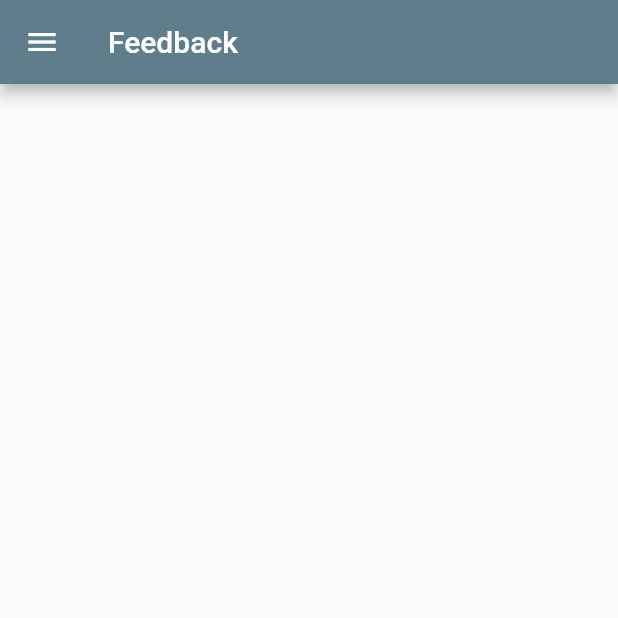
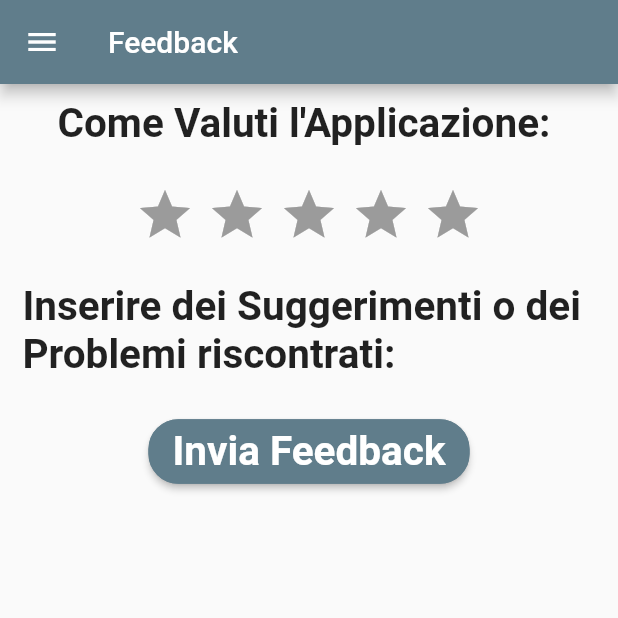
Before and after one commit to Progxy/fdmApp, a Flutter app: the FeedBack screen opened by its route, on a phone screen of 412 x 824 dp, the top half of it. Run offline on Flutter 3.47's test engine with Material 2 defaults, Android fonts, the phone set to English and light mode, and no system bars; drawn by our look-alikes of flutter_rating_bar; our stand-ins replace bordered_text, carousel_slider, form_field_validator, intl_phone_field.

Commit message:
added feedback

```diff
--- a/lib/screens/feedback.dart
+++ b/lib/screens/feedback.dart
@@ -1,9 +1,18 @@
 import 'package:flutter/material.dart';
+import 'package:flutter_rating_bar/flutter_rating_bar.dart';
 
 import 'home/mainDrawer.dart';
 
-class FeedBack extends StatelessWidget {
+class FeedBack extends StatefulWidget {
   static const String routeName = "/feedback";
+
+  @override
+  _FeedBackState createState() => _FeedBackState();
+}
+
+class _FeedBackState extends State<FeedBack> {
+  double rating_value;
+
   @override
   Widget build(BuildContext context) {
     return Scaffold(
@@ -11,6 +20,93 @@ class FeedBack extends StatelessWidget {
         title: Text("Feedback"),
       ),
       drawer: MainDrawer(),
+      body: Column(
+        mainAxisAlignment: MainAxisAlignment.start,
+        crossAxisAlignment: CrossAxisAlignment.start,
+        children: [
+          Center(
+            child: Padding(
+              padding: const EdgeInsets.only(
+                top: 10,
+              ),
+              child: Text(
+                "Come Valuti l'Applicazione: ",
+                style: TextStyle(
+                  fontSize: 27,
+                  fontWeight: FontWeight.w600,
+                ),
+              ),
+            ),
+          ),
+          Padding(
+            padding: const EdgeInsets.only(
+              top: 25,
+            ),
+            child: Center(
+              child: RatingBar.builder(
+                initialRating: 0,
+                minRating: 0,
+                direction: Axis.horizontal,
+                allowHalfRating: true,
+                itemCount: 5,
+                itemPadding: EdgeInsets.symmetric(horizontal: 4.0),
+                itemBuilder: (context, _) => Icon(
+                  Icons.star,
+                  color: Colors.amber,
+                ),
+                onRatingUpdate: (rating) {
+                  rating_value = rating;
+                },
+              ),
+            ),
+          ),
+          Center(
+            child: Padding(
+              padding: const EdgeInsets.only(
+                top: 25,
+                left: 15,
+              ),
+              child: Text(
+                "Inserire dei Suggerimenti o dei Problemi riscontrati: ",
+                style: TextStyle(
+                  fontSize: 27,
+                  fontWeight: FontWeight.w600,
+                ),
+              ),
+            ),
+          ),
+          Padding(
+            padding: const EdgeInsets.only(
+              top: 25,
+            ),
+            child: Center(
+              child: ButtonTheme(
+                height: 43.0,
+                child: RaisedButton(
+                  shape: RoundedRectangleBorder(
+                    borderRadius: BorderRadius.circular(20.0),
+                    side: BorderSide(
+                      color: Colors.blueGrey,
+                    ),
+                  ),
+                  color: Colors.blueGrey,
+                  onPressed: () {
+                    print(rating_value);
+                  },
+                  child: Text(
+                    "Invia Feedback",
+                    style: TextStyle(
+                      color: Colors.white,
+                      fontSize: 27,
+                      fontWeight: FontWeight.w600,
+                    ),
+                  ),
+                ),
+              ),
+            ),
+          ),
+        ],
+      ),
     );
   }
 }
--- a/pubspec.yaml
+++ b/pubspec.yaml
@@ -33,6 +33,7 @@ dependencies:
   form_field_validator: ^1.0.1
   intl_phone_field: ^1.4.2
   url_launcher: ^5.7.10
+  flutter_rating_bar: ^3.2.0+1
 
 dev_dependencies:
   flutter_test:
```
Also changed, not shown: pubspec.lock.
